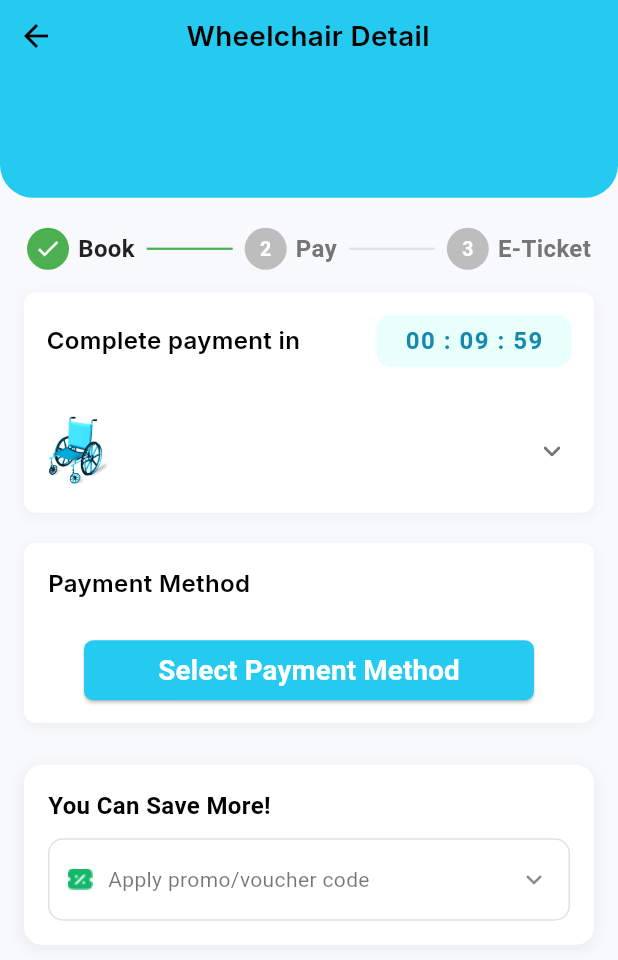
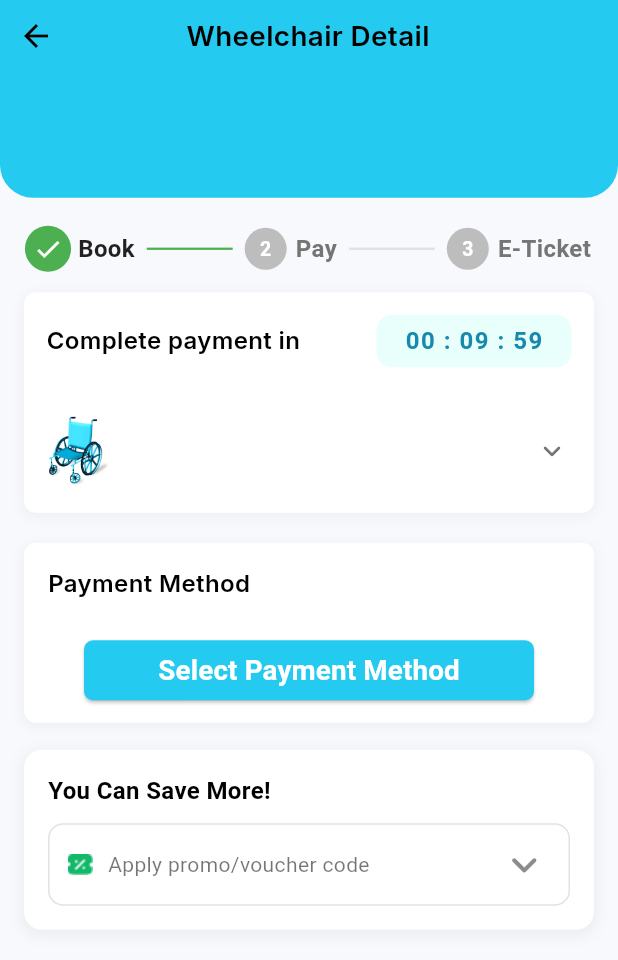
Before and after one commit to Salma28-zahran/hmmam_app, a Flutter app: the PaymentScreen screen opened directly with empty values, on a phone screen of 412 x 824 dp. Shown: the top 960 px of the screen. Run offline on Flutter 3.47's test engine with Material 3 defaults, Android fonts, the phone set to English and light mode, and no system bars; our stand-ins replace audioplayers, easy_localization, font_awesome_flutter, google_fonts, pin_code_fields.

Commit message:
payment screen done

```diff
--- a/lib/core/resources/app_assets_manager.dart
+++ b/lib/core/resources/app_assets_manager.dart
@@ -22,6 +22,20 @@ abstract class AssetsManager {
   static const String notifications_image = "assets/images/png/notifications_image.png";
   static const String logo2 = "assets/images/png/logo2.png";
   static const String green = "assets/images/png/green.png";
+  static const String mandiri = "assets/images/png/mandiri.png";
+  static const String bca = "assets/images/png/bca.png";
+  static const String bni = "assets/images/png/bni.png";
+  static const String orange = "assets/images/png/orange.jpeg";
+  static const String vodafone = "assets/images/png/vodafone.jpeg";
+  static const String etisalat = "assets/images/png/etisalat.jpeg";
+
+
+
+
+
+
+
+
 
 
 
--- a/lib/core/route/routes.dart
+++ b/lib/core/route/routes.dart
@@ -12,6 +12,9 @@ class PageRouteName{
   static const String notifications = '/notifications';
   static const String details = '/details';
   static const String payment = '/payment';
+  static const String method = '/method';
+
+
 
 
 
--- a/lib/features/payment/presentation/views/payment_screen.dart
+++ b/lib/features/payment/presentation/views/payment_screen.dart
@@ -1,7 +1,9 @@
 import 'dart:async';
 import 'package:flutter/material.dart';
 import 'package:hmmam_app/core/resources/app_assets_manager.dart';
+import 'package:hmmam_app/core/route/routes.dart';
 import 'package:hmmam_app/features/home/presentation/widgets/wheelchair_detail_args.dart';
+import 'package:hmmam_app/features/payment/presentation/widgets/PromoVoucherWidget.dart';
 import 'package:hmmam_app/features/payment/presentation/widgets/WheelchairDetailPopup.dart';
 import 'package:hmmam_app/features/payment/presentation/widgets/booking_steps_indicator.dart';
 import 'package:hmmam_app/theme/app_theme.dart';
@@ -19,6 +21,14 @@ class _PaymentScreenState extends State<PaymentScreen> {
   static const int _startTime = 600;
   late int _remainingSeconds;
   Timer? _timer;
+  int currentStep = 2;
+
+
+  // ↓↓↓↓↓↓↓↓↓↓↓↓↓↓↓↓↓↓↓↓↓↓↓↓↓↓↓↓↓↓↓↓↓↓↓↓↓↓↓↓↓↓↓↓↓↓↓↓
+  // المتغير اللي هيخزن وسيلة الدفع المختارة
+  String? selectedMethod;
+  String? selectedImage;
+  // ↑↑↑↑↑↑↑↑↑↑↑↑↑↑↑↑↑↑↑↑↑↑↑↑↑↑↑↑↑↑↑↑↑↑↑↑↑↑↑↑↑↑↑↑↑↑
 
   @override
   void initState() {
@@ -51,16 +61,25 @@ class _PaymentScreenState extends State<PaymentScreen> {
     super.dispose();
   }
 
+  Future<void> _navigateAndSelectMethod(BuildContext context) async {
+    final result = await Navigator.pushNamed(context, PageRouteName.method);
+    if (result is Map<String, String>) {
+      setState(() {
+        selectedMethod = result['title'];
+        selectedImage = result['asset'];
+        setState(() {
+          currentStep = 3; // مثلاً لما يختار طريقة الدفع
+        });
+// ✅ ننتقل للخطوة الثالثة بعد اختيار طريقة الدفع
+      });
+    }
+  }
+
+
   @override
   Widget build(BuildContext context) {
-    double h = MediaQuery
-        .of(context)
-        .size
-        .height;
-    double w = MediaQuery
-        .of(context)
-        .size
-        .width;
+    double h = MediaQuery.of(context).size.height;
+    double w = MediaQuery.of(context).size.width;
 
     return Scaffold(
       backgroundColor: AppColor.white,
@@ -106,12 +125,12 @@ class _PaymentScreenState extends State<PaymentScreen> {
           const SizedBox(height: 20),
           Padding(
             padding: const EdgeInsets.only(left: 18, right: 18),
-            child: const Center(child: BookingStepsIndicator(currentStep: 2)),
+            child: Center(child: BookingStepsIndicator(currentStep: currentStep)),
+
           ),
           const SizedBox(height: 15),
           /////container 1///////
           Container(
-            //height: 150,
             width: 380,
             decoration: BoxDecoration(
               color: Colors.white,
@@ -153,7 +172,6 @@ class _PaymentScreenState extends State<PaymentScreen> {
                       ),
                     ],
                   ),
-
                 ),
                 Padding(
                   padding: const EdgeInsets.all(16),
@@ -213,11 +231,11 @@ class _PaymentScreenState extends State<PaymentScreen> {
                     ],
                   ),
                 ),
-
               ],
             ),
           ),
-          SizedBox(height: 18,),
+          const SizedBox(height: 18),
+
           //////container 2//////
           Padding(
             padding: const EdgeInsets.all(2),
@@ -236,7 +254,8 @@ class _PaymentScreenState extends State<PaymentScreen> {
                   ),
                 ],
               ),
-              child: Column(
+              child: selectedMethod == null
+                  ? Column(
                 mainAxisAlignment: MainAxisAlignment.start,
                 children: [
                   Padding(
@@ -244,93 +263,101 @@ class _PaymentScreenState extends State<PaymentScreen> {
                     child: Align(
                         alignment: Alignment.centerLeft,
                         child: Text(
-                          "Payment Method", style: AppColor.textblack,)),
+                          "Payment Method",
+                          style: AppColor.textblack,
+                        )),
                   ),
-                  SizedBox(height: 10,),
-
+                  const SizedBox(height: 10),
                   SizedBox(
                     width: 300,
                     height: 40,
-                    child:
-                    ElevatedButton(
-                      onPressed: () {},
+                    child: ElevatedButton(
+                      onPressed: () => _navigateAndSelectMethod(context),
                       style: ElevatedButton.styleFrom(
                         backgroundColor: AppColor.primary,
                         foregroundColor: Colors.white,
                         shape: RoundedRectangleBorder(
-                            borderRadius: BorderRadius.circular(6)),
+                          borderRadius: BorderRadius.circular(6),
                         ),
-                      child: Text("Select Payment Method", style: TextStyle(
-                          fontSize: w * 0.045, fontWeight: FontWeight.w600)),
+                      ),
+                      child: Text(
+                        "Select Payment Method",
+                        style: TextStyle(
+                            fontSize: w * 0.045,
+                            fontWeight: FontWeight.w600),
+                      ),
                     ),
                   ),
                 ],
-              ),),
+              )
+                  : Padding(
+                padding: const EdgeInsets.symmetric(
+                    horizontal: 16, vertical: 12),
+                child: Column(
+                  crossAxisAlignment: CrossAxisAlignment.start,
+                  children: [
+                    Row(
+                      mainAxisAlignment: MainAxisAlignment.spaceBetween,
+                      children: [
+                        Text(
+                          "Payment Method",
+                          style: AppColor.textblack.copyWith(
+                              fontWeight: FontWeight.bold),
                         ),
-          SizedBox(height: 18,),
-          ///////container 3//////
+                        GestureDetector(
+                          onTap: () => _navigateAndSelectMethod(context),
+                          child: const Text(
+                            "Change",
+                            style: TextStyle(
+                              color: Colors.blue,
+                              fontWeight: FontWeight.w500,
+                            ),
+                          ),
+                        ),
+                      ],
+                    ),
+                    const SizedBox(height: 16),
+                    Row(
+                      children: [
                         Container(
-            width: 420,
-            padding: const EdgeInsets.all(16),
-            margin: const EdgeInsets.symmetric(horizontal: 16, vertical: 8),
+                          width: 56,
+                          height: 40,
+                          padding: const EdgeInsets.all(6),
                           decoration: BoxDecoration(
                             color: Colors.white,
-              borderRadius: BorderRadius.circular(12),
+                            borderRadius: BorderRadius.circular(10),
                             boxShadow: [
                               BoxShadow(
-                  color: Colors.grey.withOpacity(0.15),
-                  spreadRadius: 1,
-                  blurRadius: 8,
+                                color: Colors.black.withOpacity(0.04),
+                                blurRadius: 6,
                                 offset: const Offset(0, 2),
                               ),
                             ],
                           ),
-            child: Column(
-              crossAxisAlignment: CrossAxisAlignment.start,
-              children: [
-                const Text(
-                  "You Can Save More!",
-                  style: TextStyle(
-                    color: Colors.black,
-                    fontWeight: FontWeight.w700,
-                    fontSize: 16,
+                          child: Image.asset(
+                            selectedImage ?? '',
+                            fit: BoxFit.contain,
                           ),
                         ),
-                const SizedBox(height: 10),
-                Container(
-                  height: 55,
-                  decoration: BoxDecoration(
-                    borderRadius: BorderRadius.circular(10),
-                    border: Border.all(color: Colors.grey.withOpacity(0.3)),
-                    color: Colors.white,
-                  ),
-                  child: Padding(
-                    padding: const EdgeInsets.symmetric(horizontal: 12),
-                    child: Row(
-                      children: [
-                       Image.asset(AssetsManager.green),
-                        const SizedBox(width: 10),
-                        const Expanded(
-                          child: Text(
-                            "Apply promo/voucher code",
-                            style: TextStyle(
-                              color: Colors.black54,
-                              fontSize: 14,
+                        const SizedBox(width: 16),
+                        Text(
+                          selectedMethod ?? '',
+                          style: AppColor.textblack.copyWith(
+                            fontWeight: FontWeight.w500,
+                            fontSize: 15,
                           ),
                         ),
-                        ),
-                        const Icon(
-                          Icons.keyboard_arrow_down_rounded,
-                          color: Colors.black45,
-                          size: 22,
+                      ],
                     ),
                   ],
                 ),
               ),
             ),
-              ],
           ),
-          ),
+          const SizedBox(height: 8),
+
+          ///////container 3//////
+         const PromoVoucherWidget(),
         ],
       ),
     );
--- a/lib/features/payment/presentation/widgets/booking_steps_indicator.dart
+++ b/lib/features/payment/presentation/widgets/booking_steps_indicator.dart
@@ -16,10 +16,12 @@ class _BookingStepsIndicatorState extends State<BookingStepsIndicator> {
   @override
   void didUpdateWidget(covariant BookingStepsIndicator oldWidget) {
     super.didUpdateWidget(oldWidget);
-    // لما تتغير الخطوة (يعني خلصت خطوة جديدة) يشغل الصوت
     if (widget.currentStep != oldWidget.currentStep &&
         widget.currentStep > oldWidget.currentStep) {
-      player.play(AssetSource('sounds/success.mp3'));
+      player.play(
+        AssetSource('sounds/zapsplat_multimedia_alert_bell_chime_event_notification_001_57852.mp3'),
+      );
+
     }
   }
 
@@ -33,7 +35,11 @@ class _BookingStepsIndicatorState extends State<BookingStepsIndicator> {
 
     return Row(
       children: [
-        AnimatedContainer(
+        AnimatedScale(
+          duration: const Duration(milliseconds: 300),
+          scale: isCompleted ? 1.1 : 1.0,
+          curve: Curves.easeOutBack,
+          child: AnimatedContainer(
             duration: const Duration(milliseconds: 400),
             width: 28,
             height: 28,
@@ -65,6 +71,7 @@ class _BookingStepsIndicatorState extends State<BookingStepsIndicator> {
               ),
             ),
           ),
+        ),
         const SizedBox(width: 6),
         Text(
           label,
@@ -77,6 +84,7 @@ class _BookingStepsIndicatorState extends State<BookingStepsIndicator> {
       ],
     );
   }
+
 
   Widget _buildDivider(int step) {
     final isActive = widget.currentStep > step;
```
Also changed, not shown: lib/core/route/routes_generator.dart (+8 -2 lines), lib/features/payment/presentation/views/payment_method.dart (added, +198 -0 lines), lib/features/payment/presentation/widgets/PromoVoucherWidget.dart (added, +275 -0 lines), assets/images/png/bca.png (added), assets/images/png/bni.png (added), assets/images/png/etisalat.jpeg (added), assets/images/png/mandiri.png (added), assets/images/png/orange.jpeg (added), assets/images/png/vodafone.jpeg (added). Lines whose indentation alone changed are shown as unchanged.
